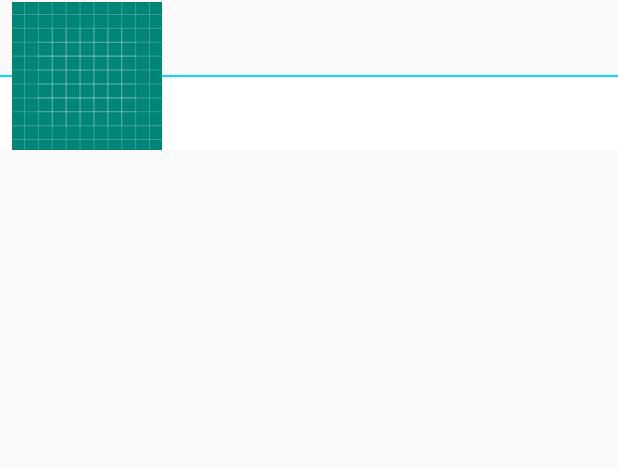
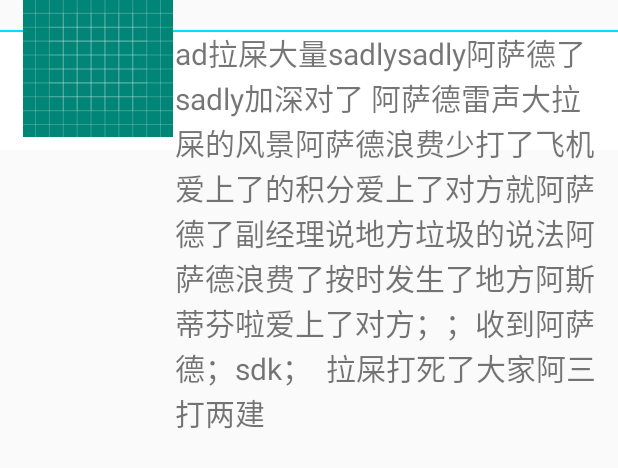
Before and after one commit to caldremch/AndroidCommon, an Android app: the layout bug_dialog.xml on its own in the app's theme, with its tools: preview values and no code run, on a phone screen of 412 x 824 dp. Shown: the top 468 px of the screen. Run offline under Robolectric (Android 15) with nearby library versions, the phone set to English and light mode, and no system bars.

Commit message:
commit update

```diff
--- a/app/src/main/java/com/caldremch/androidcommon/BuyDialog.java
+++ b/app/src/main/java/com/caldremch/androidcommon/BuyDialog.java
@@ -38,7 +38,7 @@ public class BuyDialog extends AppCompatDialog {
         getWindow().setAttributes(layout);
         getWindow().setLayout(WindowManager.LayoutParams.MATCH_PARENT, WindowManager.LayoutParams.WRAP_CONTENT);
         init(context, style);
-        setContentView(R.layout.bug_dialog);
+        setContentView(R.layout.bug_dialog2);
         ((FrameLayout)getWindow().getDecorView()).setClipChildren(false);
     }
 
--- a/app/src/main/res/layout/bug_dialog.xml
+++ b/app/src/main/res/layout/bug_dialog.xml
@@ -11,6 +11,7 @@
         android:layout_height="wrap_content"
         android:clipChildren="false">
 
+        <!--占位，保证图片能正确现实-->
         <View
             android:layout_width="wrap_content"
             android:layout_height="100dp"
@@ -19,11 +20,14 @@
             app:layout_constraintStart_toStartOf="parent"
             app:layout_constraintTop_toTopOf="parent" />
 
+        <!--图片布局-->
         <androidx.constraintlayout.widget.ConstraintLayout
             android:layout_width="match_parent"
+            android:id="@+id/cl"
+            android:layout_marginTop="20dp"
             android:background="@android:color/white"
-            app:layout_constraintBottom_toBottomOf="parent"
-            android:layout_height="50dp">
+            app:layout_constraintTop_toTopOf="parent"
+            android:layout_height="80dp">
 
             <View
                 android:id="@+id/view"
@@ -33,16 +37,81 @@
                 app:layout_constraintTop_toTopOf="parent" />
 
             <ImageView
+                android:id="@+id/iv"
                 android:layout_width="100dp"
                 android:layout_height="100dp"
-                android:layout_marginStart="8dp"
+                android:layout_marginStart="15dp"
                 android:layout_marginEnd="8dp"
+                app:layout_constraintVertical_bias="0.3"
                 android:src="@drawable/ic_launcher_background"
                 app:layout_constraintBottom_toBottomOf="@+id/view"
                 app:layout_constraintStart_toStartOf="parent"
                 app:layout_constraintTop_toTopOf="@+id/view" />
 
+
+
+
         </androidx.constraintlayout.widget.ConstraintLayout>
+
+        <View
+            android:id="@+id/view3"
+            android:layout_marginTop="20dp"
+            app:layout_constraintTop_toTopOf="parent"
+            android:layout_width="match_parent"
+            android:layout_height="1dp"/>
+
+        <View
+            android:id="@+id/view4"
+            app:layout_constraintStart_toStartOf="parent"
+            android:layout_marginStart="115dp"
+            android:layout_width="1dp"
+            app:layout_constraintTop_toTopOf="@+id/view3"
+            android:layout_height="1dp"/>
+
+
+        <TextView
+        android:layout_width="0dp"
+
+        android:id="@+id/tv"
+        app:layout_constraintTop_toTopOf="@id/view3"
+        app:layout_constraintStart_toEndOf="@id/view4"
+        app:layout_constraintEnd_toEndOf="parent"
+        android:textSize="20sp"
+        android:text="ad拉屎大量sadlysadly阿萨德了sadly加深对了 阿萨德雷声大拉屎的风景阿萨德浪费少打了飞机爱上了的积分爱上了对方就阿萨德了副经理说地方垃圾的说法阿萨德浪费了按时发生了地方阿斯蒂芬啦爱上了对方；；收到阿萨德；sdk；  拉屎打死了大家阿三打两建"
+        android:layout_height="wrap_content" />
+
+
+        <!--文字布局-->
+        <!--<androidx.constraintlayout.widget.ConstraintLayout-->
+            <!--android:layout_width="match_parent"-->
+            <!--android:id="@+id/cl2"-->
+            <!--app:layout_constraintBottom_toBottomOf="parent"-->
+            <!--android:layout_height="wrap_content">-->
+
+            <!--<View-->
+                <!--android:id="@+id/view2"-->
+                <!--android:layout_width="match_parent"-->
+                <!--android:layout_height="1dp"-->
+                <!--android:layout_marginTop="30dp"-->
+                <!--android:background="@android:color/holo_blue_bright"-->
+                <!--app:layout_constraintTop_toTopOf="parent" />-->
+
+            <!--<View-->
+                <!--android:id="@+id/iv2"-->
+                <!--android:layout_width="100dp"-->
+                <!--android:layout_height="100dp"-->
+                <!--android:layout_marginStart="8dp"-->
+                <!--android:layout_marginEnd="8dp"-->
+                <!--app:layout_constraintVertical_bias="0.3"-->
+                <!--app:layout_constraintBottom_toBottomOf="@+id/view2"-->
+                <!--app:layout_constraintStart_toStartOf="parent"-->
+                <!--app:layout_constraintTop_toTopOf="@+id/view2" />-->
+
+
+
+        <!--</androidx.constraintlayout.widget.ConstraintLayout>-->
+
+
 
     </androidx.constraintlayout.widget.ConstraintLayout>
 
@@ -51,3 +120,15 @@
 
 
 </LinearLayout>
+
+
+
+<!--<TextView-->
+<!--android:layout_width="0dp"-->
+<!--android:id="@+id/tv"-->
+<!--app:layout_constraintTop_toTopOf="@id/view2"-->
+<!--app:layout_constraintStart_toEndOf="@id/iv2"-->
+<!--app:layout_constraintEnd_toEndOf="parent"-->
+<!--android:textSize="20sp"-->
+<!--android:text="asldfjlasdjflasjdflkjasdfljasldfjlasdjfljasdfljsadlfkjalsdjfljasdlfjlasdjflasjdfljasdlfjlasdjfljasdfljasdlfjlasdjflasjdfljasdlfjasldfjlasdjflajsdfasdfa"-->
+<!--android:layout_height="wrap_content" />-->
```
Also changed, not shown: app/src/main/res/layout/bug_dialog2.xml (added, +56 -0 lines).
